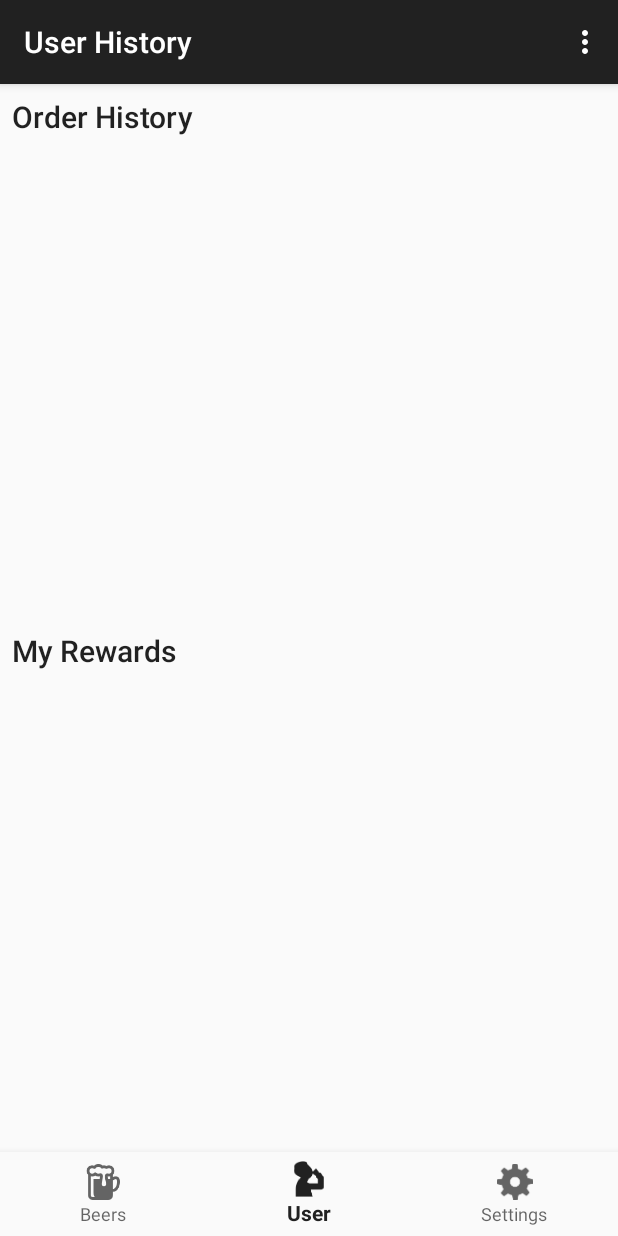
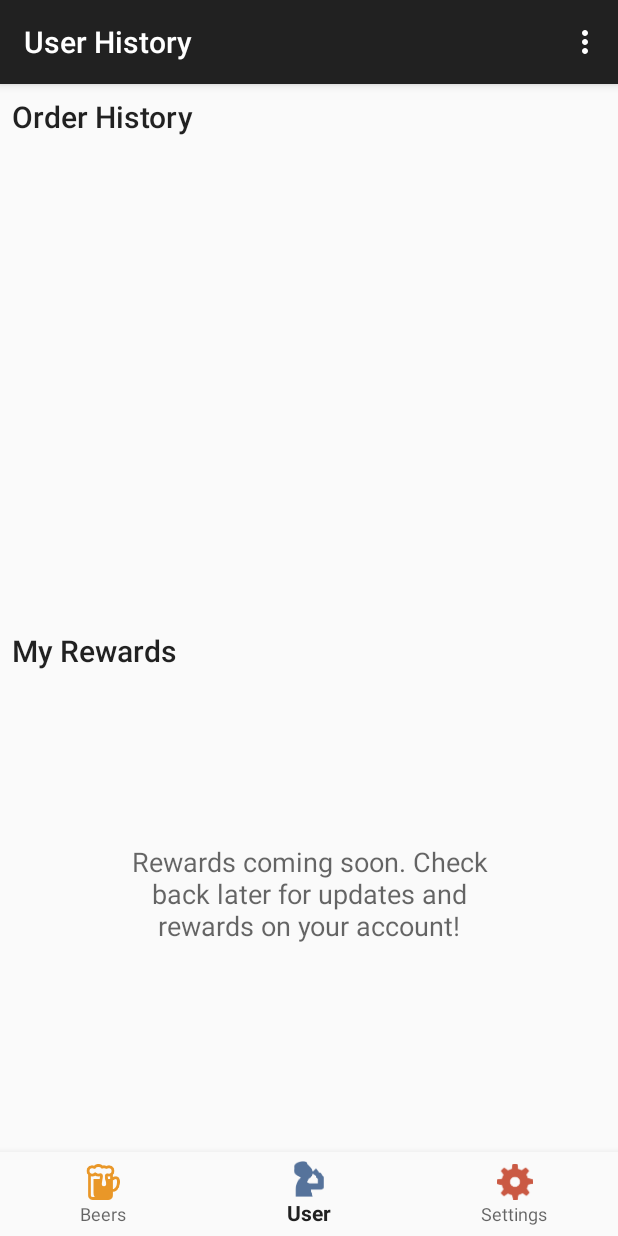
Before and after one commit to rayolanderos/UT-APT-FinalProject, an Android app: the screen it shows after launch once a user with an empty profile is signed in (MainActivity), item 2 of the bottom bar chosen, on a phone screen of 412 x 824 dp. Run offline under Robolectric (Android 15) with nearby library versions, the phone set to English and light mode, and no system bars; our stand-ins replace Firebase (no records; nobody signed in at launch, a user with empty details on screens opened directly), Picasso; pictures from the network do not load; 4 statements that could not run were skipped.

Commit message:
Small menu edits
- Colorized icons
- Placeholder rewards msg

```diff
--- a/androidapp/HopSquadApp/app/src/main/java/com/hopsquad/hopsquadapp/activities/MainActivity.java
+++ b/androidapp/HopSquadApp/app/src/main/java/com/hopsquad/hopsquadapp/activities/MainActivity.java
@@ -116,6 +116,7 @@ public class MainActivity extends BaseActivity implements TapListFragment.OnFrag
         BottomNavigationView navigation = (BottomNavigationView) findViewById(R.id.navigation);
         navigation.setOnNavigationItemSelectedListener(mOnNavigationItemSelectedListener);
 
+        navigation.setItemIconTintList(null);
 
         int selectedNavigationItemId = viewModel.getSelectedNavigationItemId();
 
--- a/androidapp/HopSquadApp/app/src/main/res/layout/fragment_user_history.xml
+++ b/androidapp/HopSquadApp/app/src/main/res/layout/fragment_user_history.xml
@@ -60,8 +60,23 @@
             android:layout_marginBottom="8dp"
             android:layout_marginEnd="8dp"
             android:layout_marginStart="8dp"
+            android:visibility="invisible"
+            app:layout_constraintBottom_toBottomOf="parent"
+            app:layout_constraintEnd_toEndOf="parent"
+            app:layout_constraintStart_toStartOf="parent" />
+
+        <TextView
+            android:id="@+id/rewardsPlaceholderTextView"
+            android:layout_width="277dp"
+            android:layout_height="84dp"
+            android:layout_marginBottom="8dp"
+            android:layout_marginEnd="8dp"
+            android:layout_marginStart="8dp"
             android:layout_marginTop="8dp"
-            app:layout_constraintBottom_toBottomOf="parent"
+            android:text="@string/RewardsPlaceholder"
+            android:textAppearance="@style/TextAppearance.AppCompat.Medium"
+            android:textAlignment="center"
+            app:layout_constraintBottom_toBottomOf="@+id/userRewardList"
             app:layout_constraintEnd_toEndOf="parent"
             app:layout_constraintStart_toStartOf="parent"
             app:layout_constraintTop_toBottomOf="@+id/textView7" />
--- a/androidapp/HopSquadApp/app/src/main/res/values/strings.xml
+++ b/androidapp/HopSquadApp/app/src/main/res/values/strings.xml
@@ -60,6 +60,8 @@
     <string name="my_rewards_title">My Rewards</string>
     <string name="prompt_name">Name</string>
     <string name="orderAgainButton">Order</string>
+    <string name="addReviewButton">Review</string>
     <string name="dateOfBirthPlaceHolder">Date of Birth</string>
+    <string name="RewardsPlaceholder">Rewards coming soon. Check back later for updates and rewards on your account!</string>
 
 </resources>
```
Also changed, not shown: androidapp/HopSquadApp/app/src/main/res/drawable-mdpi/ic_beer.png (deleted), androidapp/HopSquadApp/app/src/main/res/drawable-mdpi/ic_settings.png (deleted), androidapp/HopSquadApp/app/src/main/res/drawable-mdpi/ic_user.png (deleted), androidapp/HopSquadApp/app/src/main/res/drawable-xhdpi/ic_beer.png (deleted), androidapp/HopSquadApp/app/src/main/res/drawable-xxhdpi/ic_beer.png (deleted).
